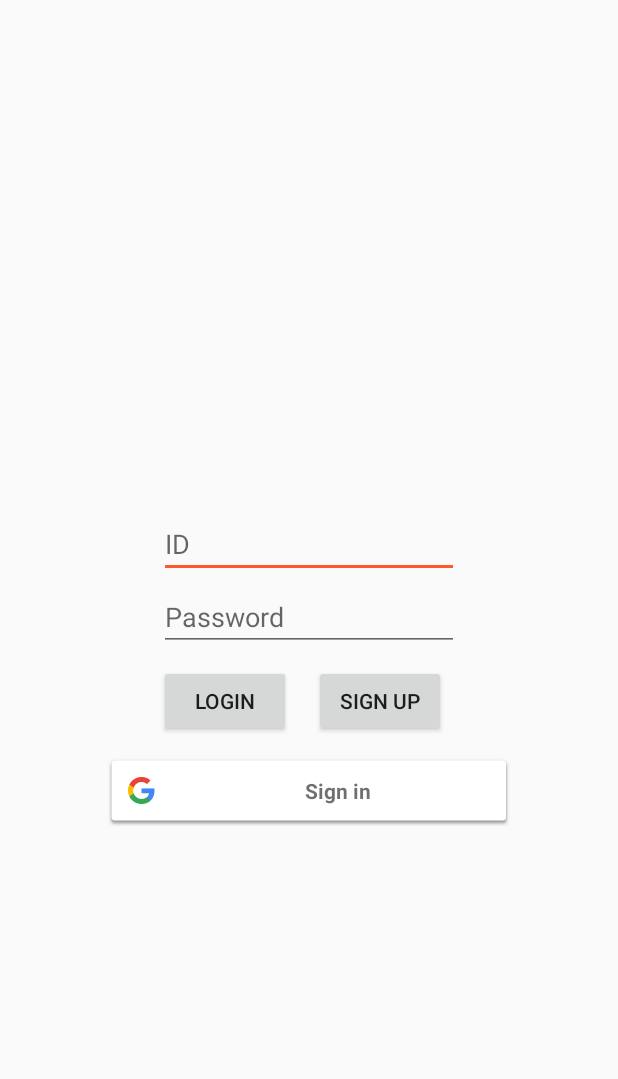
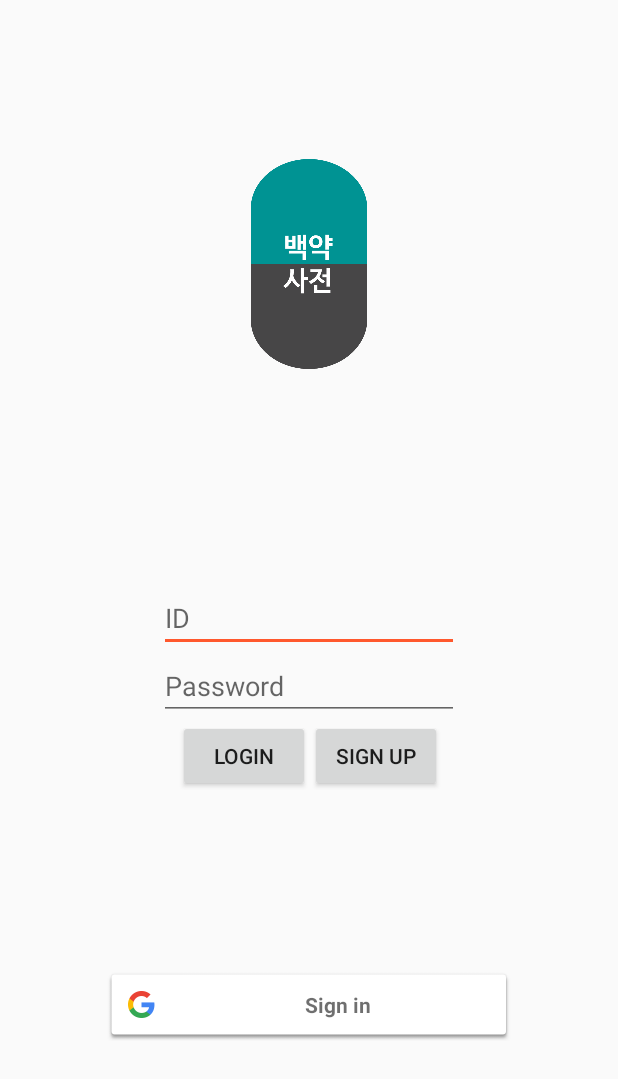
Before and after one commit to tjtmf1/DrugDict_2018, an Android app: the layout activity_login.xml on its own in the app's theme, with its tools: preview values and no code run, on a phone screen of 412 x 824 dp. Shown: the top 1079 px of the screen. Run offline under Robolectric (Android 15) with nearby library versions, the phone set to English and light mode, and no system bars.

Commit message:
Login 화면 Layout 수정

```diff
--- a/app/src/main/AndroidManifest.xml
+++ b/app/src/main/AndroidManifest.xml
@@ -23,7 +23,8 @@
         <activity
             android:name=".IntroActivity"
             android:theme="@style/AppTheme.NoActionBar" />
-        <activity android:name=".LoginActivity" />
+        <activity android:name=".LoginActivity"
+            android:theme="@style/AppTheme.NoActionBar" />
         <activity android:name=".SignUpActivity" />
         <activity android:name=".MyTakingActivity" />
         <activity android:name=".AddDrugActivity" />
--- a/app/src/main/res/layout/activity_login.xml
+++ b/app/src/main/res/layout/activity_login.xml
@@ -1,17 +1,25 @@
 <?xml version="1.0" encoding="utf-8"?>
-<android.support.constraint.ConstraintLayout xmlns:android="http://schemas.android.com/apk/res/android"
+<RelativeLayout
+    xmlns:android="http://schemas.android.com/apk/res/android"
     xmlns:app="http://schemas.android.com/apk/res-auto"
     xmlns:tools="http://schemas.android.com/tools"
     android:layout_width="match_parent"
     android:layout_height="match_parent"
     tools:context=".LoginActivity">
 
+    <ImageView
+        android:layout_width="140dp"
+        android:layout_height="140dp"
+        android:layout_alignParentTop="true"
+        android:layout_centerHorizontal="true"
+        android:layout_marginTop="106dp"
+        android:src="@drawable/logo" />
+
     <EditText
         android:id="@+id/inputEM"
         android:layout_width="200dp"
         android:layout_height="wrap_content"
-        android:layout_marginBottom="3dp"
-        android:layout_marginTop="7dp"
+        android:layout_centerInParent="true"
         android:hint="@string/id_hint"
         app:layout_constraintBottom_toTopOf="@+id/inputPW"
         app:layout_constraintEnd_toEndOf="parent"
@@ -23,47 +31,45 @@
         android:id="@+id/inputPW"
         android:layout_width="200dp"
         android:layout_height="wrap_content"
-        android:layout_marginBottom="9dp"
+        android:layout_below="@+id/inputEM"
+        android:layout_centerHorizontal="true"
         android:hint="@string/password_hint"
-        android:inputType="textPassword"
-        app:layout_constraintBottom_toTopOf="@+id/Login"
-        app:layout_constraintEnd_toEndOf="parent"
-        app:layout_constraintStart_toStartOf="parent"
-        app:layout_constraintTop_toBottomOf="@+id/inputEM" />
+        android:inputType="textPassword" />
 
     <Button
         android:id="@+id/Login"
         android:layout_width="wrap_content"
         android:layout_height="wrap_content"
-        android:layout_marginEnd="15dp"
+        android:layout_below="@+id/inputPW"
+        android:layout_toStartOf="@+id/SignUp"
         android:onClick="LoginBtn"
         android:text="@string/LoginButton"
-        app:layout_constraintBottom_toBottomOf="parent"
-        app:layout_constraintEnd_toStartOf="@+id/SignUp"
-        app:layout_constraintHorizontal_chainStyle="packed"
-        app:layout_constraintStart_toStartOf="parent"
-        app:layout_constraintTop_toBottomOf="@+id/inputPW" />
+        tools:layout_editor_absoluteX="0dp"
+        tools:layout_editor_absoluteY="0dp" />
 
     <Button
         android:id="@+id/SignUp"
         android:layout_width="wrap_content"
         android:layout_height="wrap_content"
-        android:layout_marginEnd="9dp"
-        android:layout_marginTop="9dp"
+        android:layout_alignParentEnd="true"
+        android:layout_below="@+id/inputPW"
+        android:layout_marginEnd="117dp"
         android:onClick="SingupBtn"
         android:text="@string/SingupButton"
-        app:layout_constraintEnd_toEndOf="parent"
-        app:layout_constraintStart_toEndOf="@+id/Login"
-        app:layout_constraintTop_toBottomOf="@+id/inputPW" />
+        tools:layout_editor_absoluteX="200dp"
+        tools:layout_editor_absoluteY="352dp" />
 
     <com.google.android.gms.common.SignInButton
         android:id="@+id/googleLogin"
-        android:layout_width="0dp"
+        android:layout_width="match_parent"
         android:layout_height="wrap_content"
-        android:layout_marginTop="11dp"
+        android:layout_alignParentBottom="true"
+        android:layout_alignParentStart="true"
+        android:layout_marginBottom="130dp"
         android:paddingLeft="70dp"
         android:paddingRight="70dp"
         app:layout_constraintEnd_toEndOf="parent"
+        app:layout_constraintHorizontal_bias="0.0"
         app:layout_constraintStart_toStartOf="parent"
         app:layout_constraintTop_toBottomOf="@+id/Login" />
-</android.support.constraint.ConstraintLayout>
+</RelativeLayout>
```
